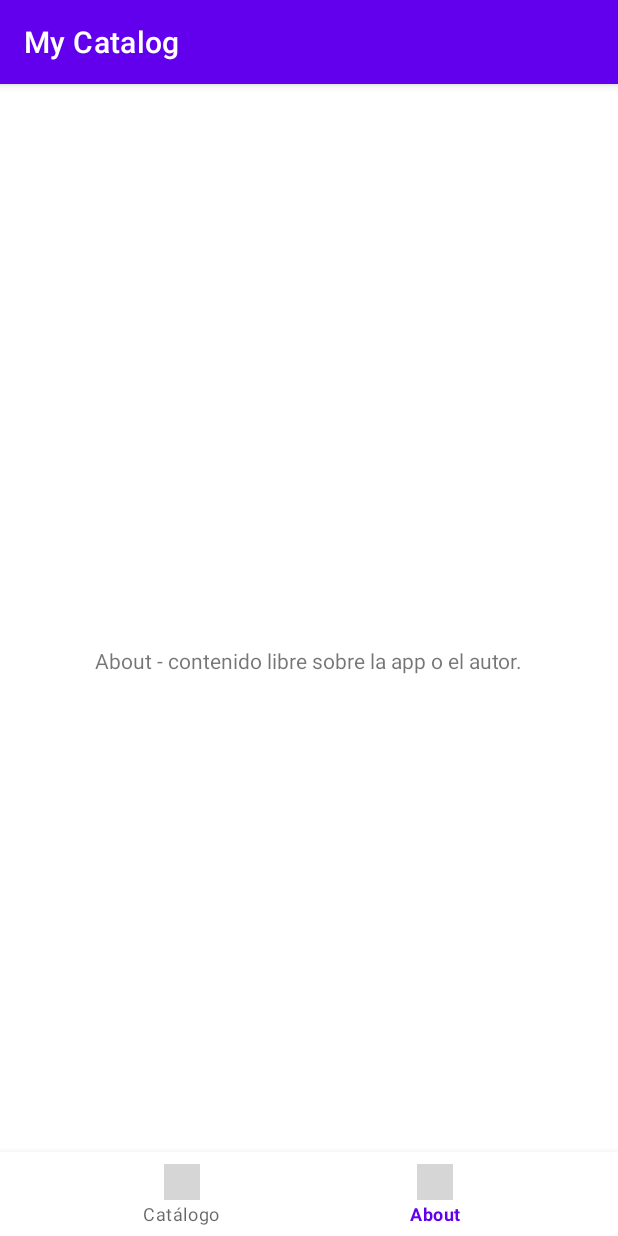
After one commit to DavidFormoso/Trabajos-de-carlos, an Android app: the AboutFragment screen opened through its navigation route, on a phone screen of 412 x 824 dp. The commit adds this screen. Run offline under Robolectric (Android 15) with nearby library versions, the phone set to English and light mode, and no system bars; our stand-ins replace navigation-ui; grey boxes are pictures that could not be loaded.

Commit message:
Quinto commit

```diff
--- a/Sprint3android/MyCatalog/app/build.gradle
+++ b/Sprint3android/MyCatalog/app/build.gradle
@@ -38,6 +38,8 @@ dependencies {
     implementation 'androidx.appcompat:appcompat:1.7.0'
     implementation 'com.google.android.material:material:1.12.0'
     implementation 'androidx.constraintlayout:constraintlayout:2.1.4'
+    implementation 'androidx.navigation:navigation-fragment:2.8.4'
+    implementation 'androidx.navigation:navigation-ui:2.8.4'
     testImplementation 'junit:junit:4.13.2'
     androidTestImplementation 'androidx.test.ext:junit:1.2.1'
     androidTestImplementation 'androidx.test.espresso:espresso-core:3.6.1'
--- a/Sprint3android/MyCatalog/app/src/main/AndroidManifest.xml
+++ b/Sprint3android/MyCatalog/app/src/main/AndroidManifest.xml
@@ -9,9 +9,8 @@
         android:roundIcon="@mipmap/ic_launcher_round"
         android:supportsRtl="true"
         android:theme="@style/Theme.MyCatalog">
-        <activity android:name=".DetailActivity" android:exported="false" />
         <activity
-            android:name=".CatalogActivity"
+            android:name=".MainActivity"
             android:exported="true">
             <intent-filter>
                 <action android:name="android.intent.action.MAIN" />
--- /dev/null
+++ b/Sprint3android/MyCatalog/app/src/main/java/com/example/mycatalog/AboutFragment.java
@@ -0,0 +1,22 @@
+package com.example.mycatalog;
+
+import android.os.Bundle;
+import android.view.LayoutInflater;
+import android.view.View;
+import android.view.ViewGroup;
+
+import androidx.annotation.NonNull;
+import androidx.fragment.app.Fragment;
+
+public class AboutFragment extends Fragment {
+
+    public AboutFragment() {
+        // Required empty public constructor
+    }
+
+    @Override
+    public View onCreateView(@NonNull LayoutInflater inflater, ViewGroup container,
+                             Bundle savedInstanceState) {
+        return inflater.inflate(R.layout.fragment_about, container, false);
+    }
+}
--- /dev/null
+++ b/Sprint3android/MyCatalog/app/src/main/java/com/example/mycatalog/CatalogFragment.java
@@ -0,0 +1,37 @@
+package com.example.mycatalog;
+
+import android.os.Bundle;
+import android.view.LayoutInflater;
+import android.view.View;
+import android.view.ViewGroup;
+import android.widget.Button;
+
+import androidx.annotation.NonNull;
+import androidx.annotation.Nullable;
+import androidx.fragment.app.Fragment;
+import androidx.navigation.Navigation;
+
+public class CatalogFragment extends Fragment {
+
+    public CatalogFragment() {
+        // Required empty public constructor
+    }
+
+    @Override
+    public View onCreateView(@NonNull LayoutInflater inflater, ViewGroup container,
+                             Bundle savedInstanceState) {
+        return inflater.inflate(R.layout.fragment_catalog, container, false);
+    }
+
+    @Override
+    public void onViewCreated(@NonNull View view, @Nullable Bundle savedInstanceState) {
+        super.onViewCreated(view, savedInstanceState);
+
+        Button buttonNavigate = view.findViewById(R.id.buttonNavigate);
+        if (buttonNavigate != null) {
+            buttonNavigate.setOnClickListener(v ->
+                    Navigation.findNavController(v).navigate(R.id.action_catalogFragment_to_detailFragment)
+            );
+        }
+    }
+}
--- /dev/null
+++ b/Sprint3android/MyCatalog/app/src/main/java/com/example/mycatalog/MainActivity.java
@@ -0,0 +1,28 @@
+package com.example.mycatalog;
+
+import android.os.Bundle;
+
+import androidx.appcompat.app.AppCompatActivity;
+import androidx.navigation.NavController;
+import androidx.navigation.fragment.NavHostFragment;
+import androidx.navigation.ui.NavigationUI;
+
+import com.google.android.material.bottomnavigation.BottomNavigationView;
+
+public class MainActivity extends AppCompatActivity {
+
+    @Override
+    protected void onCreate(Bundle savedInstanceState) {
+        super.onCreate(savedInstanceState);
+        setContentView(R.layout.activity_main);
+
+        BottomNavigationView bottomNavigationView = findViewById(R.id.bottomNavView);
+        NavHostFragment navHostFragment =
+                (NavHostFragment) getSupportFragmentManager().findFragmentById(R.id.nav_host_fragment);
+
+        if (navHostFragment != null) {
+            NavController navController = navHostFragment.getNavController();
+            NavigationUI.setupWithNavController(bottomNavigationView, navController);
+        }
+    }
+}
--- /dev/null
+++ b/Sprint3android/MyCatalog/app/src/main/res/layout/activity_main.xml
@@ -0,0 +1,25 @@
+<?xml version="1.0" encoding="utf-8"?>
+<androidx.coordinatorlayout.widget.CoordinatorLayout
+    xmlns:android="http://schemas.android.com/apk/res/android"
+    xmlns:app="http://schemas.android.com/apk/res-auto"
+    xmlns:tools="http://schemas.android.com/tools"
+    android:layout_width="match_parent"
+    android:layout_height="match_parent"
+    tools:context=".MainActivity">
+
+    <fragment
+        android:id="@+id/nav_host_fragment"
+        android:name="androidx.navigation.fragment.NavHostFragment"
+        android:layout_width="match_parent"
+        android:layout_height="match_parent"
+        app:defaultNavHost="true"
+        app:navGraph="@navigation/nav_graph" />
+
+    <com.google.android.material.bottomnavigation.BottomNavigationView
+        android:id="@+id/bottomNavView"
+        android:layout_width="match_parent"
+        android:layout_height="wrap_content"
+        android:layout_gravity="bottom"
+        app:menu="@menu/bottom_nav_menu" />
+
+</androidx.coordinatorlayout.widget.CoordinatorLayout>
--- /dev/null
+++ b/Sprint3android/MyCatalog/app/src/main/res/layout/fragment_about.xml
@@ -0,0 +1,20 @@
+<?xml version="1.0" encoding="utf-8"?>
+<androidx.constraintlayout.widget.ConstraintLayout
+    xmlns:android="http://schemas.android.com/apk/res/android"
+    xmlns:app="http://schemas.android.com/apk/res-auto"
+    xmlns:tools="http://schemas.android.com/tools"
+    android:layout_width="match_parent"
+    android:layout_height="match_parent"
+    tools:context=".AboutFragment">
+
+    <TextView
+        android:id="@+id/textAbout"
+        android:layout_width="wrap_content"
+        android:layout_height="wrap_content"
+        android:text="About - contenido libre sobre la app o el autor."
+        app:layout_constraintTop_toTopOf="parent"
+        app:layout_constraintBottom_toBottomOf="parent"
+        app:layout_constraintStart_toStartOf="parent"
+        app:layout_constraintEnd_toEndOf="parent" />
+
+</androidx.constraintlayout.widget.ConstraintLayout>
--- a/Sprint3android/MyCatalog/app/src/main/res/layout/activity_catalog.xml
+++ b/Sprint3android/MyCatalog/app/src/main/res/layout/fragment_catalog.xml
@@ -5,14 +5,13 @@
     xmlns:tools="http://schemas.android.com/tools"
     android:layout_width="match_parent"
     android:layout_height="match_parent"
-    tools:context=".CatalogActivity">
+    tools:context=".CatalogFragment">
 
     <Button
         android:id="@+id/buttonNavigate"
         android:layout_width="wrap_content"
         android:layout_height="wrap_content"
         android:text="Navegar al detalle"
-        android:onClick="goToDetail"
         app:layout_constraintTop_toTopOf="parent"
         app:layout_constraintHorizontal_bias="0.25"
         app:layout_constraintStart_toStartOf="parent"
--- /dev/null
+++ b/Sprint3android/MyCatalog/app/src/main/res/menu/bottom_nav_menu.xml
@@ -0,0 +1,11 @@
+<?xml version="1.0" encoding="utf-8"?>
+<menu xmlns:android="http://schemas.android.com/apk/res/android">
+    <item
+        android:id="@+id/catalogFragment"
+        android:title="Catálogo"
+        android:icon="@mipmap/ic_launcher" />
+    <item
+        android:id="@+id/aboutFragment"
+        android:title="About"
+        android:icon="@mipmap/ic_launcher_round" />
+</menu>
--- /dev/null
+++ b/Sprint3android/MyCatalog/app/src/main/res/navigation/nav_graph.xml
@@ -0,0 +1,25 @@
+<?xml version="1.0" encoding="utf-8"?>
+<navigation xmlns:android="http://schemas.android.com/apk/res/android"
+    xmlns:app="http://schemas.android.com/apk/res-auto"
+    android:id="@+id/nav_graph"
+    app:startDestination="@id/catalogFragment">
+
+    <fragment
+        android:id="@+id/catalogFragment"
+        android:name="com.example.mycatalog.CatalogFragment"
+        android:label="Catálogo">
+        <action
+            android:id="@+id/action_catalogFragment_to_detailFragment"
+            app:destination="@id/detailFragment" />
+    </fragment>
+
+    <fragment
+        android:id="@+id/detailFragment"
+        android:name="com.example.mycatalog.DetailFragment"
+        android:label="Detalle" />
+
+    <fragment
+        android:id="@+id/aboutFragment"
+        android:name="com.example.mycatalog.AboutFragment"
+        android:label="About" />
+</navigation>
--- /dev/null
+++ b/Sprint3android/MyCatalog/gradle/libs.versions.toml
@@ -0,0 +1,6 @@
+[versions]
+navigation = "2.8.4"
+
+[libraries]
+navigation-fragment = { group = "androidx.navigation", name = "navigation-fragment", version.ref = "navigation" }
+navigation-ui = { group = "androidx.navigation", name = "navigation-ui", version.ref = "navigation" }
```
Also changed, not shown: Sprint3android/MyCatalog/app/src/main/java/com/example/mycatalog/CatalogActivity.java (deleted, +0 -21 lines), Sprint3android/MyCatalog/app/src/main/java/com/example/mycatalog/DetailActivity.java (deleted, +0 -13 lines), Sprint3android/MyCatalog/app/src/main/java/com/example/mycatalog/DetailFragment.java (added, +22 -0 lines), Sprint3android/MyCatalog/app/src/main/res/layout-land/fragment_detail.xml (renamed from Sprint3android/MyCatalog/app/src/main/res/layout/activity_detail.xml, +11 -12 lines), Sprint3android/MyCatalog/app/src/main/res/layout/fragment_detail.xml (renamed from Sprint3android/MyCatalog/app/src/main/res/layout-land/activity_detail.xml, +12 -15 lines).
